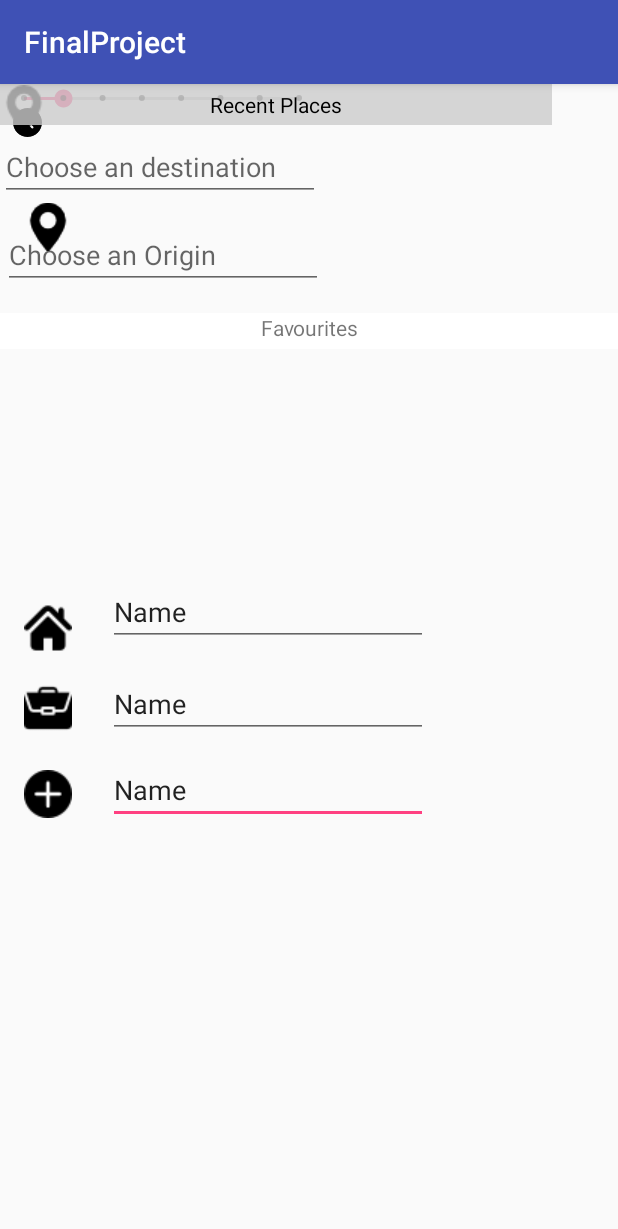
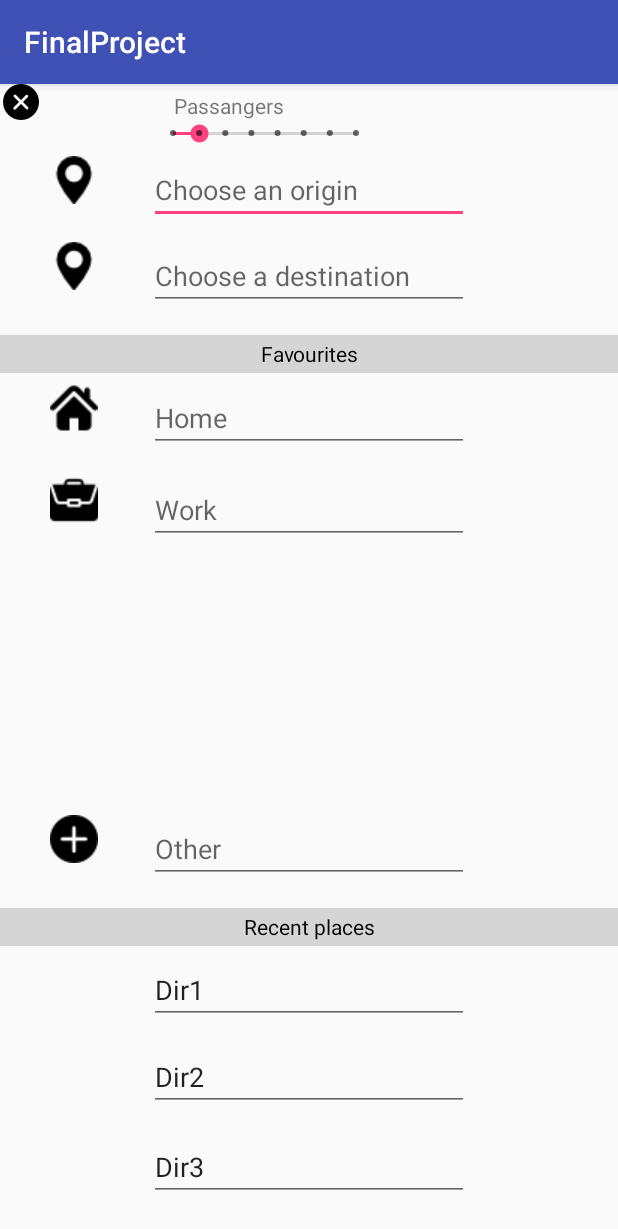
Before and after one commit to BorjaGD94/FinalProject, an Android app: the SearchActivity screen opened directly, with no data from a screen before it, on a phone screen of 412 x 824 dp. Shown: the top 1229 px of the screen. Run offline under Robolectric (Android 15) with nearby library versions, the phone set to English and light mode, and no system bars.

Commit message:
search2.0.1

```diff
--- a/app/src/main/res/layout/activity_search.xml
+++ b/app/src/main/res/layout/activity_search.xml
@@ -1,186 +1,205 @@
 <?xml version="1.0" encoding="utf-8"?>
-<android.support.constraint.ConstraintLayout xmlns:android="http://schemas.android.com/apk/res/android"
+<RelativeLayout xmlns:android="http://schemas.android.com/apk/res/android"
     xmlns:app="http://schemas.android.com/apk/res-auto"
-    xmlns:tools="http://schemas.android.com/tools"
     android:layout_width="match_parent"
-    android:layout_height="match_parent"
-    tools:context=".SearchActivity"
-    tools:layout_editor_absoluteY="81dp">
+    android:layout_height="match_parent">
+
+    <ImageView
+        android:id="@+id/error"
+        android:layout_width="28dp"
+        android:layout_height="24dp"
+        android:layout_alignParentStart="true"
+        android:layout_alignParentTop="true"
+        app:srcCompat="@drawable/error" />
+
+    <SeekBar
+        android:id="@+id/seekBar"
+        style="@style/Widget.AppCompat.SeekBar.Discrete"
+        android:layout_width="154dp"
+        android:layout_height="wrap_content"
+        android:layout_alignStart="@+id/ori"
+        android:layout_below="@+id/error"
+        android:max="7"
+        android:progress="1" />
+
+    <TextView
+        android:id="@+id/pas"
+        android:layout_width="wrap_content"
+        android:layout_height="wrap_content"
+        android:layout_alignBottom="@+id/error"
+        android:layout_alignParentStart="true"
+        android:layout_marginStart="116dp"
+        android:text="Passangers" />
+
+    <ImageView
+        android:id="@+id/imageView2"
+        android:layout_width="wrap_content"
+        android:layout_height="wrap_content"
+        android:layout_alignStart="@+id/imageView4"
+        android:layout_alignTop="@+id/ori"
+        app:srcCompat="@drawable/pin32" />
+
+    <EditText
+        android:id="@+id/ori"
+        android:layout_width="wrap_content"
+        android:layout_height="wrap_content"
+        android:layout_alignParentTop="true"
+        android:layout_centerHorizontal="true"
+        android:layout_marginTop="48dp"
+        android:ems="10"
+        android:hint="Choose an origin"
+        android:inputType="textPersonName" />
+
+    <EditText
+        android:id="@+id/editText3"
+        android:layout_width="wrap_content"
+        android:layout_height="wrap_content"
+        android:layout_alignParentTop="true"
+        android:layout_centerHorizontal="true"
+        android:layout_marginTop="105dp"
+        android:ems="10"
+        android:hint="Choose a destination"
+        android:inputType="textPersonName" />
+
+    <ImageView
+        android:id="@+id/imageView3"
+        android:layout_width="wrap_content"
+        android:layout_height="wrap_content"
+        android:layout_alignStart="@+id/imageView2"
+        android:layout_alignTop="@+id/editText3"
+        app:srcCompat="@drawable/pin32" />
+
+    <TextView
+        android:id="@+id/fav"
+        android:layout_width="match_parent"
+        android:layout_height="25dp"
+        android:layout_alignParentStart="true"
+        android:layout_alignParentTop="true"
+        android:layout_marginStart="0dp"
+        android:layout_marginTop="167dp"
+        android:background="#CCCC"
+        android:text="Favourites"
+        android:textAlignment="center"
+        android:textColor="#000000"
+        android:gravity="center"/>
+
+    <ImageView
+        android:id="@+id/imageView4"
+        android:layout_width="wrap_content"
+        android:layout_height="wrap_content"
+        android:layout_alignStart="@+id/imageView6"
+        android:layout_alignTop="@+id/home"
+        app:srcCompat="@drawable/home_icon" />
+
+    <EditText
+        android:id="@+id/home"
+        android:layout_width="wrap_content"
+        android:layout_height="wrap_content"
+        android:layout_alignParentTop="true"
+        android:layout_centerHorizontal="true"
+        android:layout_marginTop="200dp"
+        android:ems="10"
+        android:hint="Home"
+        android:inputType="textPersonName" />
+
+    <ImageView
+        android:id="@+id/imageView6"
+        android:layout_width="wrap_content"
+        android:layout_height="wrap_content"
+        android:layout_alignParentStart="true"
+        android:layout_alignTop="@+id/editText8"
+        android:layout_marginStart="33dp"
+        app:srcCompat="@drawable/portfolio" />
 
     <EditText
         android:id="@+id/editText8"
         android:layout_width="wrap_content"
         android:layout_height="wrap_content"
-        android:layout_marginTop="12dp"
+        android:layout_alignParentTop="true"
+        android:layout_centerHorizontal="true"
+        android:layout_marginTop="261dp"
         android:ems="10"
-        android:inputType="textPersonName"
-        android:text="Name"
-        app:layout_constraintStart_toStartOf="@+id/editText6"
-        app:layout_constraintTop_toBottomOf="@+id/editText6" />
+        android:hint="Work"
+        android:inputType="textPersonName" />
+
+    <EditText
+        android:id="@+id/other"
+        android:layout_width="wrap_content"
+        android:layout_height="wrap_content"
+        android:layout_alignParentBottom="true"
+        android:layout_centerHorizontal="true"
+        android:layout_marginBottom="235dp"
+        android:ems="10"
+        android:hint="Other"
+        android:inputType="textPersonName" />
 
     <ImageView
-        android:id="@+id/imageView7"
+        android:id="@+id/imageView8"
         android:layout_width="wrap_content"
         android:layout_height="wrap_content"
-        android:layout_marginStart="16dp"
-        android:layout_marginTop="79dp"
-        app:layout_constraintStart_toStartOf="parent"
-        app:layout_constraintTop_toTopOf="parent"
-        app:srcCompat="@drawable/pin32" />
+        android:layout_alignStart="@+id/imageView4"
+        android:layout_alignTop="@+id/other"
+        app:srcCompat="@drawable/plus" />
 
-    <ImageView
-        android:id="@+id/imageView"
-        android:layout_width="22dp"
-        android:layout_height="19dp"
-        android:layout_marginEnd="76dp"
-        android:layout_marginStart="7dp"
-        android:layout_marginTop="16dp"
-        app:layout_constraintEnd_toStartOf="@+id/seekBar2"
-        app:layout_constraintHorizontal_bias="0.0"
-        app:layout_constraintStart_toStartOf="parent"
-        app:layout_constraintTop_toTopOf="parent"
-        app:srcCompat="@drawable/error" />
-
-    <SeekBar
-        android:id="@+id/seekBar2"
-        style="@style/Widget.AppCompat.SeekBar.Discrete"
-        android:layout_width="215dp"
-        android:layout_height="19dp"
-        android:max="7"
-        android:progress="1"
-        tools:layout_editor_absoluteX="71dp"
-        tools:layout_editor_absoluteY="29dp" />
-
-    <TextView
-        android:id="@+id/textView2"
-        android:layout_width="wrap_content"
-        android:layout_height="wrap_content"
-        android:layout_marginBottom="1dp"
-        android:text="Passengers"
-        app:layout_constraintBottom_toTopOf="@+id/seekBar2"
-        app:layout_constraintStart_toStartOf="@+id/seekBar2" />
-
-    <ImageView
-        android:id="@+id/PinOri"
-        android:layout_width="wrap_content"
-        android:layout_height="wrap_content"
-        app:layout_constraintStart_toStartOf="@+id/imageView7"
-        app:layout_constraintTop_toTopOf="@+id/imageView7"
-        app:srcCompat="@drawable/pin32" />
-
-    <EditText
-        android:id="@+id/Ori"
-        android:layout_width="wrap_content"
-        android:layout_height="wrap_content"
-        android:layout_marginStart="2dp"
-        android:layout_marginTop="13dp"
-        android:ems="10"
-        android:hint="Choose an Origin"
-        android:inputType="textPersonName"
-        app:layout_constraintStart_toStartOf="@+id/destination"
-        app:layout_constraintTop_toBottomOf="@+id/destination" />
-
-    <EditText
-        android:id="@+id/destination"
-        android:layout_width="wrap_content"
-        android:layout_height="wrap_content"
-        android:layout_marginEnd="2dp"
-        android:layout_marginTop="13dp"
-        android:ems="10"
-        android:hint="Choose an destination"
-        android:inputType="textPersonName"
-        app:layout_constraintEnd_toEndOf="@+id/seekBar2"
-        app:layout_constraintTop_toBottomOf="@+id/seekBar2" />
-
-    <ImageView
-        android:id="@+id/pinDes"
-        android:layout_width="wrap_content"
-        android:layout_height="33dp"
-        app:srcCompat="@drawable/pin32"
-        tools:layout_editor_absoluteX="16dp"
-        tools:layout_editor_absoluteY="133dp" />
-
-    <TextView
-        android:id="@+id/fav"
-        android:layout_width="0dp"
-        android:layout_height="24dp"
-        android:layout_marginBottom="120dp"
-        android:layout_marginTop="120dp"
-        android:background="#FFFFFF"
-        android:text="Favourites"
-        android:textAlignment="center"
-        app:layout_constraintBottom_toTopOf="@+id/editText8"
-        app:layout_constraintEnd_toEndOf="parent"
-        app:layout_constraintHorizontal_bias="0.0"
-        app:layout_constraintStart_toStartOf="parent"
-        app:layout_constraintTop_toTopOf="@+id/destination"
-        app:layout_constraintVertical_bias="0.0" />
-
-    <ImageView
-        android:id="@+id/imageView9"
-        android:layout_width="wrap_content"
-        android:layout_height="wrap_content"
-        android:layout_marginStart="16dp"
-        app:layout_constraintBottom_toBottomOf="parent"
-        app:layout_constraintStart_toStartOf="parent"
-        app:layout_constraintTop_toTopOf="parent"
-        app:layout_constraintVertical_bias="0.471"
-        app:srcCompat="@drawable/home_icon" />
-
-    <EditText
-        android:id="@+id/editText6"
-        android:layout_width="wrap_content"
-        android:layout_height="wrap_content"
-        android:layout_marginTop="16dp"
-        android:ems="10"
-        android:inputType="textPersonName"
-        android:text="Name"
-        app:layout_constraintStart_toStartOf="@+id/editText7"
-        app:layout_constraintTop_toBottomOf="@+id/editText7" />
-
-    <EditText
-        android:id="@+id/editText7"
-        android:layout_width="wrap_content"
-        android:layout_height="wrap_content"
-        android:layout_marginBottom="4dp"
-        android:layout_marginStart="24dp"
-        android:ems="10"
-        android:inputType="textPersonName"
-        android:text="Name"
-        app:layout_constraintBottom_toBottomOf="@+id/imageView9"
-        app:layout_constraintStart_toEndOf="@+id/imageView9" />
-
-    <ImageView
-        android:id="@+id/imageView10"
-        android:layout_width="wrap_content"
-        android:layout_height="wrap_content"
-        android:layout_marginBottom="4dp"
-        android:layout_marginStart="16dp"
-        app:layout_constraintBottom_toBottomOf="@+id/editText6"
-        app:layout_constraintStart_toStartOf="parent"
-        app:srcCompat="@drawable/portfolio" />
-
-    <ImageView
-        android:id="@+id/imageView11"
-        android:layout_width="wrap_content"
-        android:layout_height="wrap_content"
-        android:layout_marginBottom="4dp"
-        android:layout_marginStart="16dp"
-        app:layout_constraintBottom_toBottomOf="@+id/editText8"
-        app:layout_constraintStart_toStartOf="parent"
-        app:srcCompat="@drawable/plus" />
 
     <TextView
         android:id="@+id/recent"
-        android:layout_width="368dp"
-        android:layout_height="27dp"
+        android:layout_width="match_parent"
+        android:layout_height="25dp"
+        android:layout_alignParentBottom="true"
+        android:layout_alignParentStart="true"
+        android:layout_marginBottom="193dp"
         android:background="#CCCC"
         android:gravity="center"
-        android:text="Recent Places"
+        android:text="Recent places"
         android:textAlignment="center"
-        android:textColor="#000000"
-        tools:layout_editor_absoluteX="0dp"
-        tools:layout_editor_absoluteY="386dp" />
+        android:textColor="#000000" />
+
+    <HorizontalScrollView
+        android:layout_width="match_parent"
+        android:layout_height="193dp"
+        android:layout_alignEnd="@+id/pas"
+        android:layout_alignParentBottom="true"
+        android:layout_marginEnd="-249dp">
+
+        <LinearLayout
+            android:layout_width="wrap_content"
+            android:layout_height="match_parent"
+            android:orientation="vertical" />
+    </HorizontalScrollView>
+
+    <EditText
+        android:id="@+id/editText9"
+        android:layout_width="wrap_content"
+        android:layout_height="wrap_content"
+        android:layout_alignParentBottom="true"
+        android:layout_centerHorizontal="true"
+        android:layout_marginBottom="141dp"
+        android:ems="10"
+        android:inputType="textPersonName"
+        android:text="Dir1" />
+
+    <EditText
+        android:id="@+id/editText10"
+        android:layout_width="wrap_content"
+        android:layout_height="wrap_content"
+        android:layout_alignParentBottom="true"
+        android:layout_centerHorizontal="true"
+        android:layout_marginBottom="83dp"
+        android:ems="10"
+        android:inputType="textPersonName"
+        android:text="Dir2" />
+
+    <EditText
+        android:id="@+id/editText12"
+        android:layout_width="wrap_content"
+        android:layout_height="wrap_content"
+        android:layout_alignParentBottom="true"
+        android:layout_centerHorizontal="true"
+        android:layout_marginBottom="23dp"
+        android:ems="10"
+        android:inputType="textPersonName"
+        android:text="Dir3" />
 
 
-</android.support.constraint.ConstraintLayout>
+</RelativeLayout>
```
